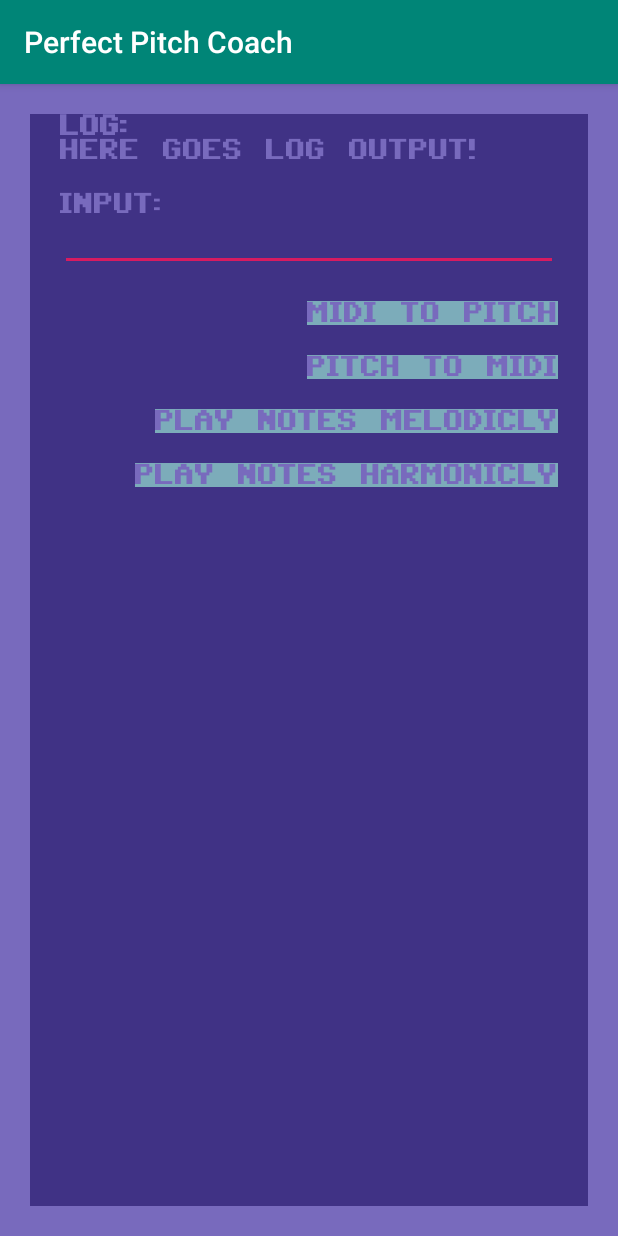
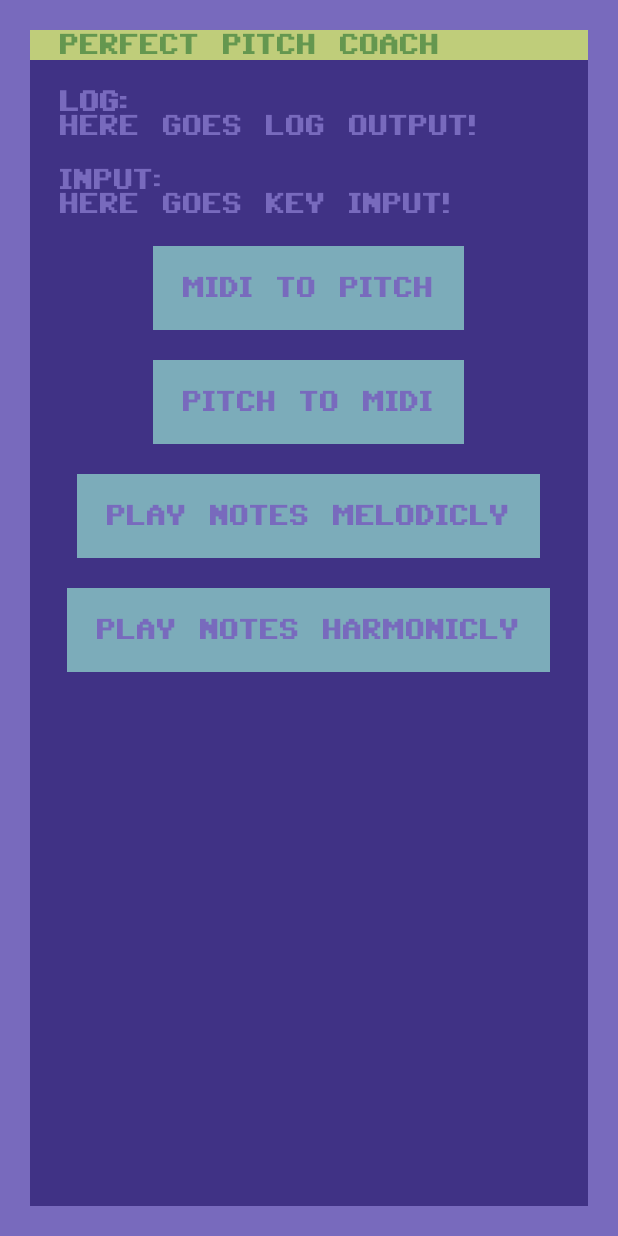
Before and after one commit to schef/perfect_pitch_coach, an Android app: the screen it shows after launch (MainActivity), on a phone screen of 412 x 824 dp. Run offline under Robolectric (Android 15) with nearby library versions, the phone set to English and light mode, and no system bars.

Commit message:
commodore theme works

```diff
--- a/src/PerfectPitchCoach/app/src/main/AndroidManifest.xml
+++ b/src/PerfectPitchCoach/app/src/main/AndroidManifest.xml
@@ -11,7 +11,10 @@
             android:roundIcon="@mipmap/ic_launcher_round"
             android:supportsRtl="true"
             android:theme="@style/AppTheme">
-        <activity android:name=".MainActivity">
+
+        <activity android:name=".MainActivity"
+                  android:label=""
+        >
             <intent-filter>
                 <action android:name="android.intent.action.MAIN"/>
 
--- a/src/PerfectPitchCoach/app/src/main/java/com/example/perfectpitchcoach/MainActivity.kt
+++ b/src/PerfectPitchCoach/app/src/main/java/com/example/perfectpitchcoach/MainActivity.kt
@@ -1,10 +1,16 @@
 package com.example.perfectpitchcoach
 
+import android.os.Build
 import android.support.v7.app.AppCompatActivity
 import android.os.Bundle
+import android.support.v7.widget.Toolbar
 import android.widget.Button
 import android.widget.EditText
 import android.widget.TextView
+import android.text.Editable
+import android.text.TextWatcher
+import android.view.WindowManager
+
 
 class MainActivity : AppCompatActivity() {
 
@@ -12,8 +18,12 @@ class MainActivity : AppCompatActivity() {
         super.onCreate(savedInstanceState)
         setContentView(R.layout.activity_main)
 
+        val toolbar = findViewById<Toolbar>(R.id.toolbar)
+        setSupportActionBar(toolbar)
+
         val tvLog = findViewById<TextView>(R.id.tvLog)
         val etLog = findViewById<EditText>(R.id.etLog)
+        val etLogTv = findViewById<TextView>(R.id.etLogTv)
         val btnMidiToPitch = findViewById<TextView>(R.id.btnMidiToPitch)
         val btnPitchToMidi = findViewById<TextView>(R.id.btnPitchToMidi)
         val btnPlayNotesMelodicly = findViewById<TextView>(R.id.btnPlayNotesMelodicly)
@@ -60,5 +70,16 @@ class MainActivity : AppCompatActivity() {
                 MidiPlayer.playMultipleNotesHarmonicly(pitchList)
             }
         }
+
+        etLog.addTextChangedListener(object : TextWatcher {
+
+            override fun onTextChanged(arg0: CharSequence, arg1: Int, arg2: Int, arg3: Int) {}
+
+            override fun beforeTextChanged(arg0: CharSequence, arg1: Int, arg2: Int, arg3: Int) {}
+
+            override fun afterTextChanged(et: Editable) {
+                etLogTv.setText(et)
+            }
+        })
     }
 }
--- a/src/PerfectPitchCoach/app/src/main/java/com/example/perfectpitchcoach/MidiPlayer.kt
+++ b/src/PerfectPitchCoach/app/src/main/java/com/example/perfectpitchcoach/MidiPlayer.kt
@@ -11,19 +11,23 @@ import android.widget.Toast
 import java.util.*
 import kotlin.concurrent.schedule
 
-object MidiPlayer {
+class MidiPlayer {
 
+    @RequiresApi(Build.VERSION_CODES.KITKAT)
+    companion object {
         val noteDuration = 1000L
         val firstTone = 21
         val lastTone = 108
         var streamId = mutableMapOf<Int, Int>()
         var loadedSoundCount = 0
 
-    val attributes = AudioAttributes.Builder()
+        @RequiresApi(Build.VERSION_CODES.LOLLIPOP)
+        var attributes = AudioAttributes.Builder()
             .setUsage(AudioAttributes.USAGE_MEDIA)
             .setContentType(AudioAttributes.CONTENT_TYPE_SONIFICATION)
             .build()
 
+        @RequiresApi(Build.VERSION_CODES.LOLLIPOP)
         val soundPool = SoundPool.Builder()
             .setAudioAttributes(attributes)
             .setMaxStreams(7)
@@ -40,7 +44,7 @@ object MidiPlayer {
             soundPool.setOnLoadCompleteListener(SoundPool.OnLoadCompleteListener { soundPool, sampleId, status ->
 
                 loadedSoundCount++
-            if (loadedSoundCount >= (lastTone - firstTone)) {
+                if (loadedSoundCount >= (lastTone - firstTone)){
                 Toast.makeText(
                     App.ref,
                     "Sound load finished",
@@ -88,3 +92,4 @@ object MidiPlayer {
             }
         }
     }
+}
--- a/src/PerfectPitchCoach/app/src/main/res/layout/activity_main.xml
+++ b/src/PerfectPitchCoach/app/src/main/res/layout/activity_main.xml
@@ -15,6 +15,32 @@
             android:layout_margin="@dimen/commodore64_empty_row_size"
             android:background="@color/commodore64_06"
     >
+
+        <android.support.v7.widget.Toolbar
+                android:id="@+id/toolbar"
+                android:layout_width="match_parent"
+                android:layout_height="@dimen/commodore64_empty_row_size"
+                android:background="@color/commodore64_07"
+        >
+
+            <TextView
+                    android:id="@+id/toolbar_title"
+                    android:layout_width="wrap_content"
+                    android:layout_height="wrap_content"
+                    android:text="@string/app_name"
+
+                    android:fontFamily="@font/c64_pro"
+                    android:textColor="@color/commodore64_05"
+                    android:textSize="@dimen/commodore64_font_size"
+                    android:textAllCaps="true"
+                    android:layout_marginLeft="@dimen/commodore64_empty_row_size"
+                    android:layout_marginRight="@dimen/commodore64_empty_row_size"
+            />
+        </android.support.v7.widget.Toolbar>
+
+        <View android:layout_width="match_parent"
+              android:layout_height="@dimen/commodore64_empty_row_size"
+        />
 
         <TextView
                 android:layout_width="wrap_content"
@@ -63,10 +89,11 @@
                 android:layout_marginRight="@dimen/commodore64_empty_row_size"
         />
 
-        <EditText
-                android:id="@+id/etLog"
-                android:layout_width="match_parent"
+        <TextView
+                android:id="@+id/etLogTv"
+                android:layout_width="wrap_content"
                 android:layout_height="wrap_content"
+                android:text="HERE GOES KEY INPUT!"
 
                 android:fontFamily="@font/c64_pro"
                 android:textColor="@color/commodore64_14"
@@ -76,6 +103,8 @@
                 android:layout_marginRight="@dimen/commodore64_empty_row_size"
         />
 
+
+
         <View android:layout_width="match_parent"
               android:layout_height="@dimen/commodore64_empty_row_size"
         />
@@ -84,7 +113,9 @@
                 android:id="@+id/btnMidiToPitch"
                 android:layout_width="wrap_content"
                 android:layout_height="wrap_content"
-                android:layout_gravity="end"
+                android:layout_gravity="center"
+                android:clickable="true"
+                android:padding="@dimen/commodore64_empty_row_size"
                 android:text="midi to pitch"
 
                 android:fontFamily="@font/c64_pro"
@@ -104,7 +135,9 @@
                 android:id="@+id/btnPitchToMidi"
                 android:layout_width="wrap_content"
                 android:layout_height="wrap_content"
-                android:layout_gravity="end"
+                android:layout_gravity="center"
+                android:clickable="true"
+                android:padding="@dimen/commodore64_empty_row_size"
                 android:text="pitch to midi"
 
                 android:fontFamily="@font/c64_pro"
@@ -124,7 +157,9 @@
                 android:id="@+id/btnPlayNotesMelodicly"
                 android:layout_width="wrap_content"
                 android:layout_height="wrap_content"
-                android:layout_gravity="end"
+                android:layout_gravity="center"
+                android:clickable="true"
+                android:padding="@dimen/commodore64_empty_row_size"
                 android:text="play notes melodicly"
 
                 android:fontFamily="@font/c64_pro"
@@ -144,7 +179,9 @@
                 android:id="@+id/btnPlayNotesHarmonicly"
                 android:layout_width="wrap_content"
                 android:layout_height="wrap_content"
-                android:layout_gravity="end"
+                android:layout_gravity="center"
+                android:clickable="true"
+                android:padding="@dimen/commodore64_empty_row_size"
                 android:text="play notes harmonicly"
 
                 android:fontFamily="@font/c64_pro"
@@ -155,6 +192,16 @@
                 android:layout_marginLeft="@dimen/commodore64_empty_row_size"
                 android:layout_marginRight="@dimen/commodore64_empty_row_size"
         />
+
+        <EditText
+                android:id="@+id/etLog"
+                android:layout_width="match_parent"
+                android:layout_height="wrap_content"
+                android:text=""
+                android:cursorVisible="false"
+                android:textColor="#00000000"
+                android:background="#00000000"
+        />
     </LinearLayout>
 
 
--- a/src/PerfectPitchCoach/app/src/main/res/values/size.xml
+++ b/src/PerfectPitchCoach/app/src/main/res/values/size.xml
@@ -2,4 +2,6 @@
 <resources>
     <dimen name="commodore64_font_size">15sp</dimen>
     <dimen name="commodore64_empty_row_size">20sp</dimen>
+    <dimen name="commodore64_empty_row_size_3x">60sp</dimen>
+
 </resources>
--- a/src/PerfectPitchCoach/app/src/main/res/values/styles.xml
+++ b/src/PerfectPitchCoach/app/src/main/res/values/styles.xml
@@ -1,11 +1,13 @@
 <resources>
 
     <!-- Base application theme. -->
-    <style name="AppTheme" parent="Theme.AppCompat.Light.DarkActionBar">
-        <!-- Customize your theme here. -->
-        <item name="colorPrimary">@color/colorPrimary</item>
-        <item name="colorPrimaryDark">@color/colorPrimaryDark</item>
-        <item name="colorAccent">@color/colorAccent</item>
+    <style name="AppTheme" parent="Theme.AppCompat.Light.NoActionBar">
+        <item name="windowActionBar">false</item>
+        <item name="windowNoTitle">true</item>
+        <item name="colorPrimary">#673AB7</item>
+        <item name="colorPrimaryDark">#512DA8</item>
+        <item name="colorAccent">#FF4081</item>
+
     </style>
 
 </resources>
```
Lines whose indentation alone changed are shown as unchanged.
